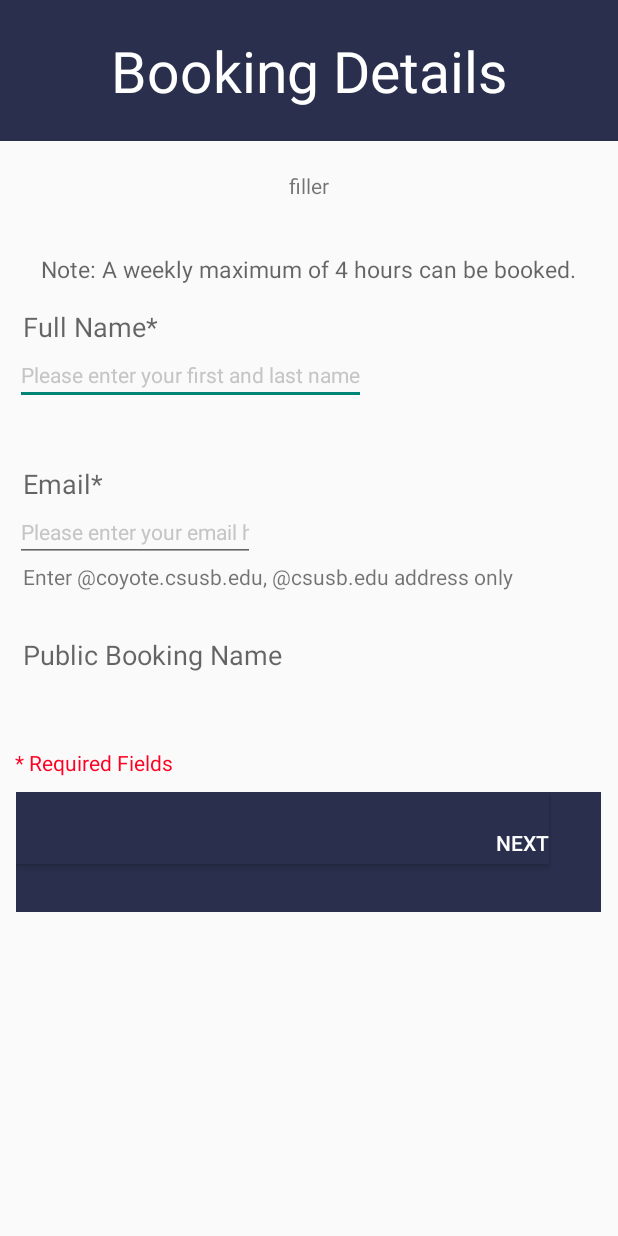
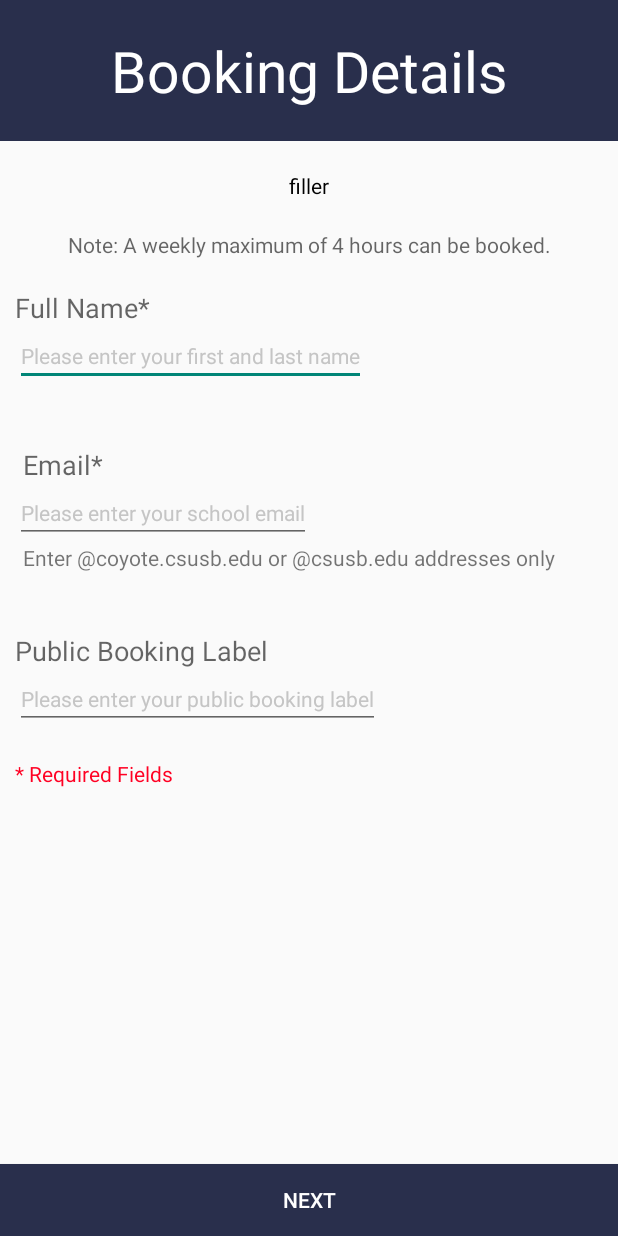
Before and after one commit to hashtagmike24/LibrarySpace, an Android app: the BookingActivity screen opened directly, with no data from a screen before it, on a phone screen of 412 x 824 dp. Run offline under Robolectric (Android 15) with nearby library versions, the phone set to English and light mode, and no system bars.

Commit message:
Fixed all layouts, added icon, Release Candidate
Minor details remaining:
1) Data entry needs to be checked for invalid values
2) Test on multiple devices

```diff
--- a/LibrarySpace/app/src/main/java/edu/csusb/libraryspace/BookingActivity.java
+++ b/LibrarySpace/app/src/main/java/edu/csusb/libraryspace/BookingActivity.java
@@ -41,7 +41,7 @@ public class BookingActivity extends ActionBarActivity {
             _room = extras.getString("ROOM");
             _hour = extras.getString("HOUR");
 
-            detailsText.setText(_room + " during " + _hour + " on " + _month + "/" + _day + "/" + _year);
+            detailsText.setText(_room + " from " + _hour + " on " + _month + "/" + _day + "/" + _year);
         }
     }
 
--- a/LibrarySpace/app/src/main/java/edu/csusb/libraryspace/ConditionsActivity.java
+++ b/LibrarySpace/app/src/main/java/edu/csusb/libraryspace/ConditionsActivity.java
@@ -36,7 +36,7 @@ public class ConditionsActivity extends ActionBarActivity {
             _room = extras.getString("ROOM");
             _hour = extras.getString("HOUR");
 
-            Toast.makeText(getApplicationContext(), _room + " during " + _hour + " on " + _month + "/" + _day + "/" + _year, Toast.LENGTH_LONG).show();
+            Toast.makeText(getApplicationContext(), _room + " from " + _hour + " on " + _month + "/" + _day + "/" + _year, Toast.LENGTH_LONG).show();
         }
 
 
--- a/LibrarySpace/app/src/main/java/edu/csusb/libraryspace/GroupActivity.java
+++ b/LibrarySpace/app/src/main/java/edu/csusb/libraryspace/GroupActivity.java
@@ -41,7 +41,7 @@ public class GroupActivity extends ActionBarActivity implements OnItemSelectedLi
         roomSpinner.setOnItemSelectedListener(this);
 
         hourSpinner = (Spinner) findViewById(R.id.hourSpinner);
-        String[] hours = {"9:00 AM", "10:00 AM", "11:00 AM", "12:00 PM", "1:00 PM", "2:00 PM", "3:00 PM", "4:00 PM", "5:00 PM", "6:00 PM", "7:00 PM", "8:00 PM"};
+        String[] hours = {"9:00 AM - 10:00 AM", "10:00 AM - 11:00 AM", "11:00 AM - 12:00 PM", "12:00 PM - 1:00 PM", "1:00 PM - 2:00 PM", "2:00 PM - 3:00 PM", "3:00 PM - 4:00 PM", "4:00 PM - 5:00 PM", "5:00 PM - 6:00 PM", "6:00 PM - 7:00 PM", "7:00 PM - 8:00 PM", "8:00 PM - 9:00 PM"};
         ArrayAdapter<String> adapter_state2 = new ArrayAdapter<String>(this, R.layout.support_simple_spinner_dropdown_item, hours);
         adapter_state2.setDropDownViewResource(R.layout.support_simple_spinner_dropdown_item);
         hourSpinner.setAdapter(adapter_state2);
@@ -111,9 +111,9 @@ public class GroupActivity extends ActionBarActivity implements OnItemSelectedLi
         if(_room.equals(""))
             _room = "PL-321";
         if(_hour.equals(""))
-            _hour = "8:00 AM";
+            _hour = "9:00 AM - 10:00 AM";
 
-        if(_day == 0);
+        if(_day == 0)
         {
             Calendar calendar = Calendar.getInstance();
             _day = calendar.get(Calendar.DAY_OF_MONTH);
--- a/LibrarySpace/app/src/main/res/layout/activity_booking.xml
+++ b/LibrarySpace/app/src/main/res/layout/activity_booking.xml
@@ -1,4 +1,4 @@
-<LinearLayout xmlns:android="http://schemas.android.com/apk/res/android"
+<RelativeLayout xmlns:android="http://schemas.android.com/apk/res/android"
     xmlns:tools="http://schemas.android.com/tools"
     android:orientation="vertical"
     android:layout_width="match_parent"
@@ -10,7 +10,7 @@
         android:layout_height="94dp"
         android:textAppearance="?android:attr/textAppearanceLarge"
         android:text="Booking Details"
-        android:id="@+id/textView7"
+        android:id="@+id/bookingHeader"
         android:layout_gravity="center_horizontal"
         android:background="#ff292f4c"
         android:textColor="#ffffffff"
@@ -18,45 +18,53 @@
         android:textSize="38sp" />
 
     <TextView
-        android:layout_width="wrap_content"
+        android:layout_width="match_parent"
         android:layout_height="wrap_content"
+        android:layout_below="@id/bookingHeader"
         android:text="filler"
+        android:gravity="center"
         android:id="@+id/detailsText"
         android:paddingTop="20dp"
+        android:textSize="14sp"
+        android:textColor="#000000"
         android:layout_gravity="center_horizontal" />
 
     <TextView
-        android:layout_width="wrap_content"
+        android:layout_width="match_parent"
         android:layout_height="wrap_content"
+        android:layout_below="@id/detailsText"
         android:textAppearance="?android:attr/textAppearanceMedium"
         android:text="Note: A weekly maximum of 4 hours can be booked."
-        android:id="@+id/textView8"
+        android:id="@+id/maxText"
         android:layout_gravity="center_horizontal"
         android:textAlignment="center"
         android:gravity="center"
-        android:layout_marginTop="35dp"
-        android:textSize="15sp" />
+        android:layout_marginTop="20dp"
+        android:textSize="14sp" />
     <TextView
         android:layout_width="wrap_content"
         android:layout_height="wrap_content"
         android:text="Full Name*"
-        android:id="@+id/textView9"
+        android:layout_below="@id/maxText"
+        android:id="@+id/fullNameText"
         android:textAppearance="?android:attr/textAppearanceMedium"
-        android:layout_marginTop="15dp"
-        android:layout_marginLeft="15dp" />
+        android:layout_marginTop="20dp"
+        android:layout_marginLeft="10dp" />
     <EditText
         android:layout_width="wrap_content"
         android:layout_height="wrap_content"
         android:textAppearance="?android:attr/textAppearanceSmall"
         android:text="Please enter your first and last name"
         android:textColor="#C5C5C5"
-        android:id="@+id/editText5"
+        android:layout_below="@id/fullNameText"
+        android:id="@+id/nameInput"
         android:layout_marginLeft="10dp" />
     <TextView
         android:layout_width="wrap_content"
         android:layout_height="wrap_content"
         android:text="Email*"
-        android:id="@+id/textView10"
+        android:id="@+id/emailText"
+        android:layout_below="@id/nameInput"
         android:layout_marginLeft="15dp"
         android:layout_marginTop="40dp"
         android:textAppearance="?android:attr/textAppearanceMedium" />
@@ -64,60 +72,62 @@
         android:layout_width="wrap_content"
         android:layout_height="wrap_content"
         android:textAppearance="?android:attr/textAppearanceSmall"
-        android:text="Please enter your email here"
+        android:text="Please enter your school email"
         android:textColor="#C5C5C5"
         android:inputType="textEmailAddress"
-        android:ems="10"
-        android:id="@+id/editText4"
+        android:id="@+id/emailInput"
+        android:layout_below="@id/emailText"
         android:layout_marginLeft="10dp" />
     <TextView
         android:layout_width="wrap_content"
         android:layout_height="wrap_content"
         android:textAppearance="?android:attr/textAppearanceSmall"
-        android:text="Enter @coyote.csusb.edu, @csusb.edu address only"
-        android:id="@+id/textView5"
-        android:layout_below="@+id/editText2"
-        android:layout_toRightOf="@+id/editText"
-        android:layout_toEndOf="@+id/editText"
+        android:text="Enter @coyote.csusb.edu or @csusb.edu addresses only"
+        android:id="@+id/reminderEmailText"
+        android:layout_below="@+id/emailInput"
         android:layout_marginLeft="15dp" />
     <TextView
         android:layout_width="wrap_content"
         android:layout_height="wrap_content"
         android:textAppearance="?android:attr/textAppearanceMedium"
-        android:text="Public Booking Name"
-        android:id="@+id/textView4"
-        android:layout_below="@+id/editText2"
-        android:layout_toRightOf="@+id/editText"
-        android:layout_toEndOf="@+id/editText"
-        android:layout_marginTop="30dp"
-        android:layout_marginLeft="15dp" />
+        android:text="Public Booking Label"
+        android:id="@+id/publicLabelText"
+        android:layout_below="@+id/reminderEmailText"
+        android:layout_marginTop="40dp"
+        android:layout_marginLeft="10dp" />
+
+    <EditText
+        android:layout_width="wrap_content"
+        android:layout_height="wrap_content"
+        android:id="@+id/labelInput"
+        android:layout_below="@id/publicLabelText"
+        android:text="Please enter your public booking label"
+        android:textColor="#C5C5C5"
+        android:textAppearance="?android:attr/textAppearanceSmall"
+        android:layout_marginLeft="10dp"/>
+
     <TextView
         android:layout_width="wrap_content"
         android:layout_height="wrap_content"
         android:textAppearance="?android:attr/textAppearanceSmall"
         android:text="* Required Fields"
-        android:id="@+id/textView6"
-        android:layout_below="@+id/editText3"
-        android:layout_toRightOf="@+id/textView3"
-        android:layout_toEndOf="@+id/textView3"
+        android:id="@+id/requiredFieldsText"
+        android:layout_below="@id/labelInput"
         android:textColor="#ffff0023"
-        android:layout_marginTop="50dp"
+        android:layout_marginTop="20dp"
         android:layout_marginLeft="10dp" />
-    <TableRow
-        android:layout_width="390dp"
-        android:layout_height="80dp"
-        android:layout_gravity="center_horizontal"
-        android:layout_marginTop="10dp"
-        android:background="#ff292f4c">
+
         <Button
-            android:layout_width="wrap_content"
+            android:layout_width="match_parent"
             android:layout_height="wrap_content"
+            android:layout_gravity="center_horizontal"
+            android:layout_alignParentBottom="true"
+            android:layout_alignParentRight="true"
+            android:layout_alignParentEnd="true"
             android:text="Next"
             android:id="@+id/button"
             android:textColor="#ffffffff"
             android:background="#ff292f4c"
-            android:paddingTop="20dp"
-            android:paddingLeft="320dp"
+            android:gravity="center_horizontal|center_vertical"
             android:onClick="mainButtonOnClick" />
-    </TableRow>
-</LinearLayout>
+</RelativeLayout>
--- a/LibrarySpace/app/src/main/res/layout/activity_group.xml
+++ b/LibrarySpace/app/src/main/res/layout/activity_group.xml
@@ -34,9 +34,10 @@
 
     <Spinner
         android:layout_width="200dp"
-        android:layout_height="wrap_content"
         android:layout_marginLeft="90dp"
         android:layout_marginRight="90dp"
+        android:layout_height="wrap_content"
+        android:gravity="center_horizontal|center_vertical"
         android:id="@+id/roomSpinner"
         android:layout_above="@+id/nextButton"
         android:background="#ffffff"
--- a/LibrarySpace/app/src/main/res/values/strings.xml
+++ b/LibrarySpace/app/src/main/res/values/strings.xml
@@ -20,7 +20,7 @@
         <item>10:00 PM</item>
     </string-array>
 
-    <string name="app_name">LibrarySpace</string>
+    <string name="app_name">CSUSB Library Space</string>
     <string name="hello_world">Hello world!</string>
     <string name="action_settings">Settings</string>
     <string name="title_activity_group">GroupActivity</string>
```
Also changed, not shown: LibrarySpace/app/src/main/java/edu/csusb/libraryspace/IndividualActivity.java (+3 -4 lines), LibrarySpace/app/src/main/java/edu/csusb/libraryspace/MultimediaActivity.java (+3 -4 lines), LibrarySpace/app/src/main/res/layout/activity_conditions.xml (+17 -39 lines), LibrarySpace/app/src/main/res/layout/activity_main.xml (+4 -6 lines), LibrarySpace/app/src/main/res/drawable-hdpi/ic_launcher.png, LibrarySpace/app/src/main/res/drawable-mdpi/ic_launcher.png, LibrarySpace/app/src/main/res/drawable-xhdpi/ic_launcher.png, LibrarySpace/app/src/main/res/drawable-xxhdpi/ic_launcher.png.
